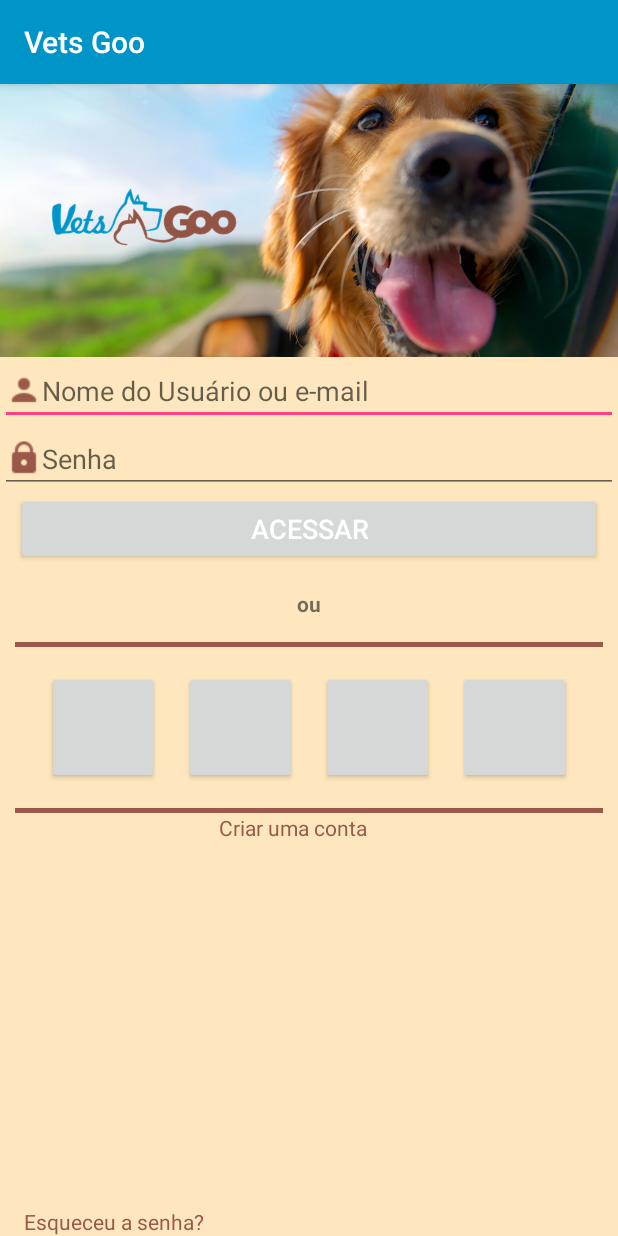
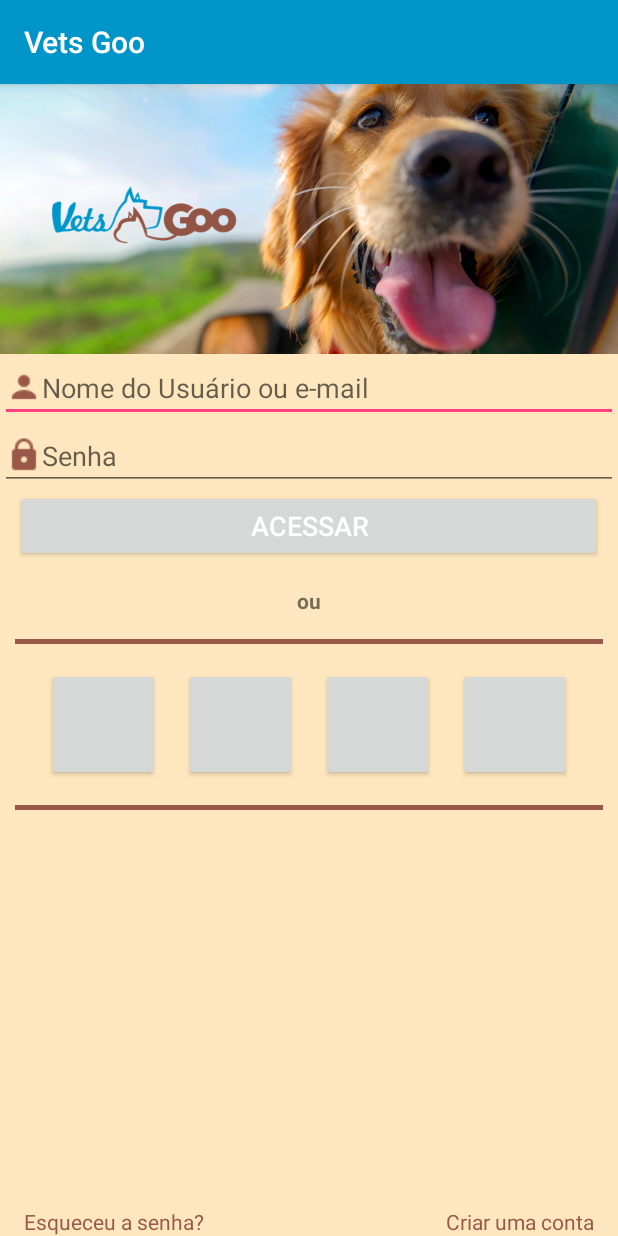
Before and after one commit to silvanopessoa/android, an Android app: the screen it shows after launch (MainActivity), on a phone screen of 412 x 824 dp. Run offline under Robolectric (Android 15) with nearby library versions, the phone set to English and light mode, and no system bars; libraries missing offline, so code that uses them is left out: com.dd.processbutton, com.joanzapata.iconify; plain views replace ActionProcessButton, FacebookButton, GooglePlusButton, LinkedInButton, TwitterButton; 2 statements that could not run were skipped.

Commit message:
comit inicial

```diff
--- a/app/src/main/res/layout/activity_main.xml
+++ b/app/src/main/res/layout/activity_main.xml
@@ -6,18 +6,17 @@
     android:layout_width="match_parent"
     android:layout_height="match_parent"
     android:orientation="vertical"
-
     android:background="@color/background"
     tools:context="br.com.silvanopessoa.autenticacao.MainActivity">
 
     <ImageView
         android:layout_width="match_parent"
-        android:layout_height="182dp"
         app:srcCompat="@drawable/vetsgo"
         android:id="@+id/imgViewLogo"
         android:scaleType="centerCrop"
         android:cropToPadding="false"
-        android:adjustViewBounds="false"/>
+        android:adjustViewBounds="false"
+        android:layout_height="180dp" />
 
     <EditText
         android:layout_width="match_parent"
@@ -147,10 +146,10 @@
 
         <TextView
             android:text="Criar uma conta"
-            android:layout_width="wrap_content"
+            android:layout_width="match_parent"
             android:layout_height="wrap_content"
-            android:layout_gravity="right"
             android:textColor="@color/font_login"
+            android:gravity="right"
             android:id="@+id/textView" />
 
     </LinearLayout>
```
